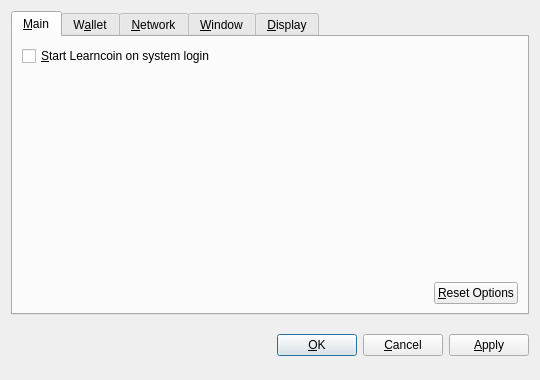
Above: src/qt/forms/optionsdialog.ui from rahulmanuwas/kibocoin before the change. Below: the same form after it.
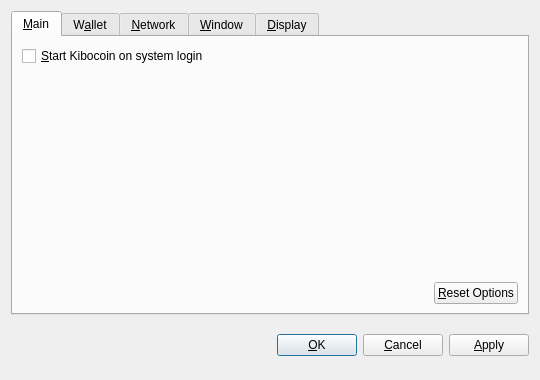
That is the form after the change. Custom widgets are drawn as their Qt base class.

Patch:
```diff
--- a/src/qt/forms/optionsdialog.ui
+++ b/src/qt/forms/optionsdialog.ui
@@ -36,7 +36,7 @@
           <string>Automatically start Learncoin after logging in to the system.</string>
          </property>
          <property name="text">
-          <string>&amp;Start Learncoin on system login</string>
+          <string>&amp;Start Kibocoin on system login</string>
          </property>
         </widget>
        </item>
```
Left out of the diff: 10 changed lines with no effect on the pictures.
